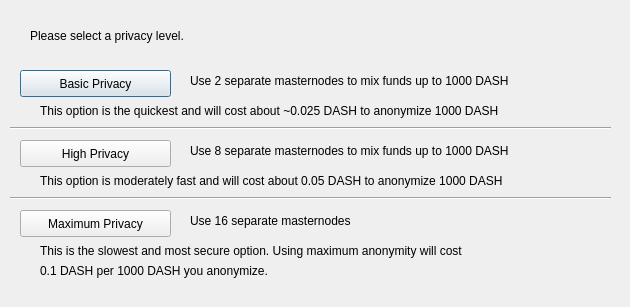
This is src/qt/forms/darksendconfig.ui in enox-c/enox-c as Qt 5 draws it before an edit. The edited form follows.
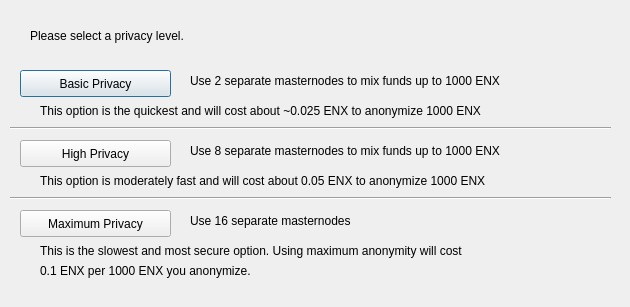
This is the edited form.

Patch:
```diff
--- a/src/qt/forms/darksendconfig.ui
+++ b/src/qt/forms/darksendconfig.ui
@@ -75,7 +75,7 @@
     </rect>
    </property>
    <property name="text">
-    <string>Use 2 separate masternodes to mix funds up to 1000 DASH</string>
+    <string>Use 2 separate masternodes to mix funds up to 1000 ENX</string>
    </property>
   </widget>
   <widget class="QLabel" name="label_3">
@@ -88,7 +88,7 @@
     </rect>
    </property>
    <property name="text">
-    <string>Use 8 separate masternodes to mix funds up to 1000 DASH</string>
+    <string>Use 8 separate masternodes to mix funds up to 1000 ENX</string>
    </property>
   </widget>
   <widget class="QLabel" name="label_4">
@@ -114,7 +114,7 @@
     </rect>
    </property>
    <property name="text">
-    <string>This option is the quickest and will cost about ~0.025 DASH to anonymize 1000 DASH</string>
+    <string>This option is the quickest and will cost about ~0.025 ENX to anonymize 1000 ENX</string>
    </property>
   </widget>
   <widget class="QLabel" name="label_7">
@@ -127,7 +127,7 @@
     </rect>
    </property>
    <property name="text">
-    <string>This option is moderately fast and will cost about 0.05 DASH to anonymize 1000 DASH</string>
+    <string>This option is moderately fast and will cost about 0.05 ENX to anonymize 1000 ENX</string>
    </property>
   </widget>
   <widget class="QLabel" name="label_8">
@@ -153,7 +153,7 @@
     </rect>
    </property>
    <property name="text">
-    <string>0.1 DASH per 1000 DASH you anonymize.</string>
+    <string>0.1 ENX per 1000 ENX you anonymize.</string>
    </property>
   </widget>
   <widget class="Line" name="line">
```
